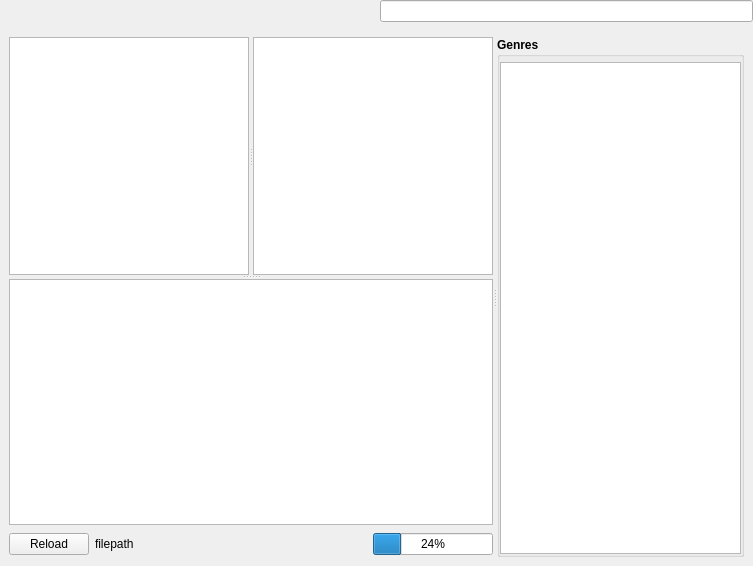
Old version of the form src/Gui/Library/GUI_LocalLibrary.ui in the repository Inferno214221/sayonara-player.
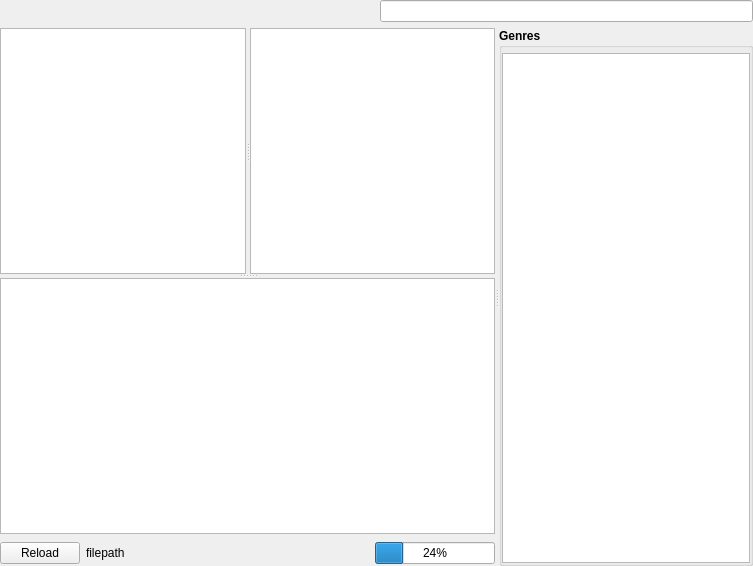
New version of the form. The open tabs and pages were chosen to show the change. Custom widgets are drawn as their Qt base class.

Commit message: empty library in dropdown

Diff of the .ui file:
```diff
--- a/src/Gui/Library/GUI_LocalLibrary.ui
+++ b/src/Gui/Library/GUI_LocalLibrary.ui
@@ -39,6 +39,18 @@
      </property>
      <widget class="QWidget" name="page">
       <layout class="QGridLayout" name="gridLayout_2">
+       <property name="leftMargin">
+        <number>0</number>
+       </property>
+       <property name="topMargin">
+        <number>0</number>
+       </property>
+       <property name="rightMargin">
+        <number>0</number>
+       </property>
+       <property name="bottomMargin">
+        <number>0</number>
+       </property>
        <item row="2" column="0">
         <widget class="QSplitter" name="splitter_genre">
          <property name="sizePolicy">
```
Left out of the diff: 18 changed lines with no effect on the pictures. The commit also changes 16 other files.
